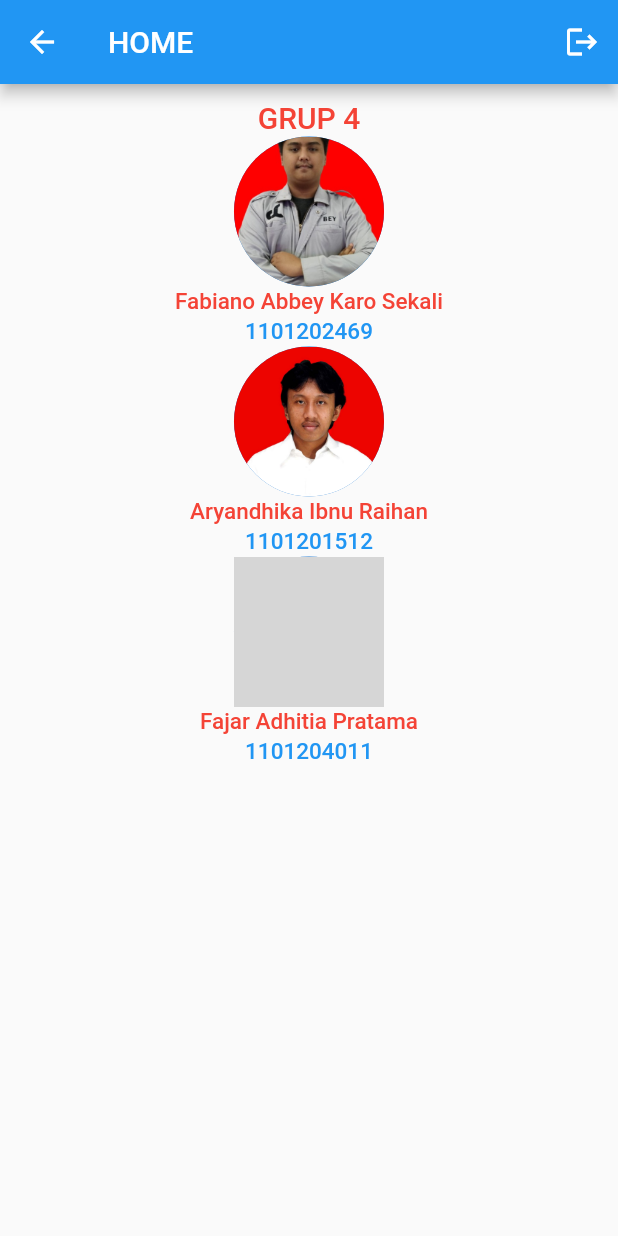
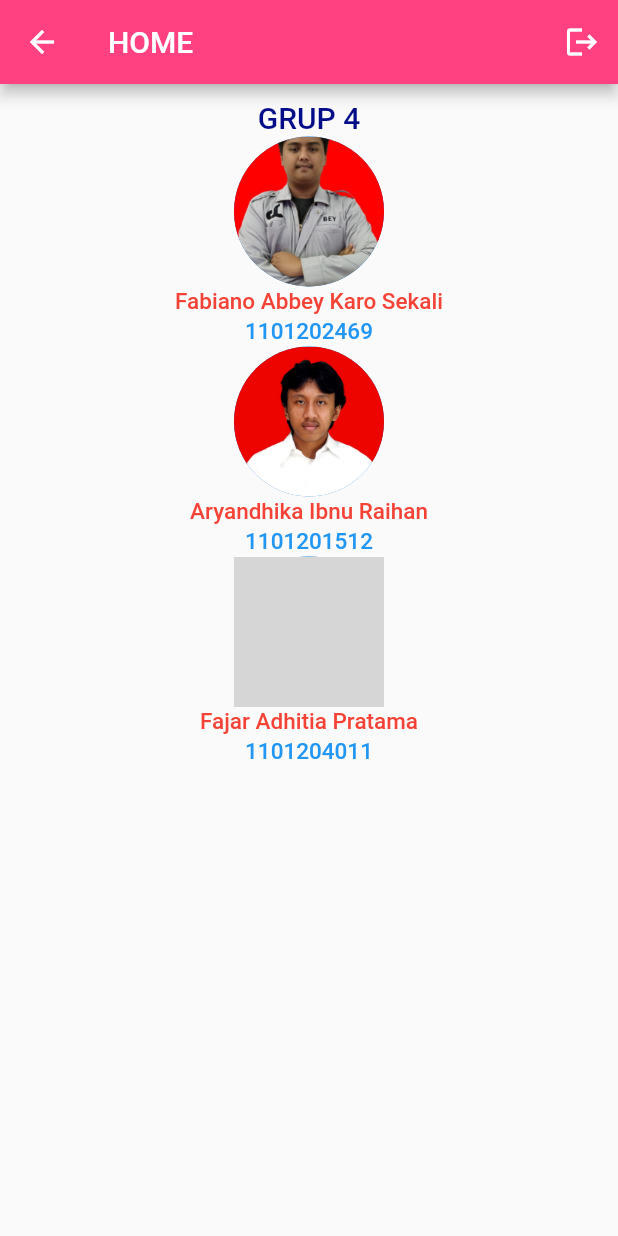
Before and after one commit to gelar1978/UAS_project, a Flutter app: the home4 screen opened directly, on a phone screen of 412 x 824 dp. Run offline on Flutter 3.47's test engine with Material 2 defaults, Android fonts, the phone set to English and light mode, and no system bars; our stand-ins replace cloud_firestore, dio, file_picker, firebase_auth, firebase_core, firebase_database and 9 more; missing offline and left inert: firebase_app_check, flutter_document_picker, flutter_facebook_auth, shared_preferences_platform_interface, sign_button; accounts and stored records are empty; grey boxes are pictures that could not be loaded.

Commit message:
finish
done

```diff
--- a/lib/Grup4/home4.dart
+++ b/lib/Grup4/home4.dart
@@ -19,6 +19,7 @@ class _home4State extends State<home4> {
     return Scaffold(
       appBar: AppBar(
         title: const Text('HOME'),
+        backgroundColor: Colors.pinkAccent,
         actions: <Widget>[
           IconButton(
             icon: const Icon(
@@ -44,7 +45,7 @@ class _home4State extends State<home4> {
                   child: const Text(
                     'GRUP 4',
                     style: TextStyle(
-                        color: Colors.red,
+                        color: Color.fromARGB(255, 4, 13, 136),
                         fontWeight: FontWeight.w500,
                         fontSize: 20),
                   )),
```
